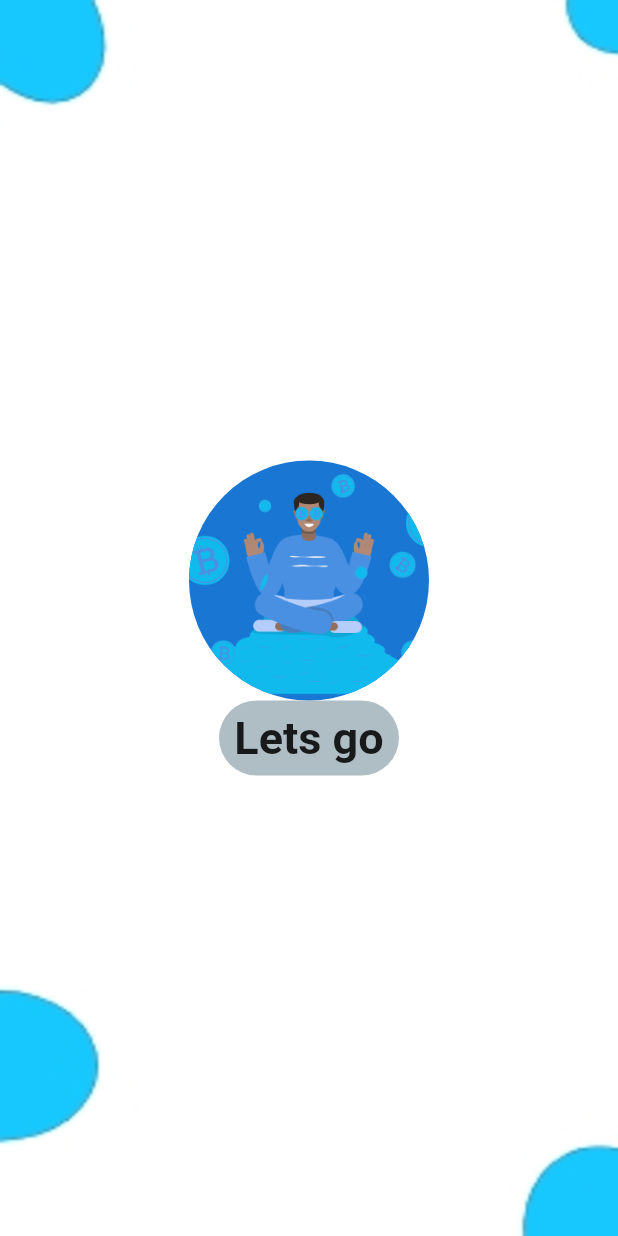
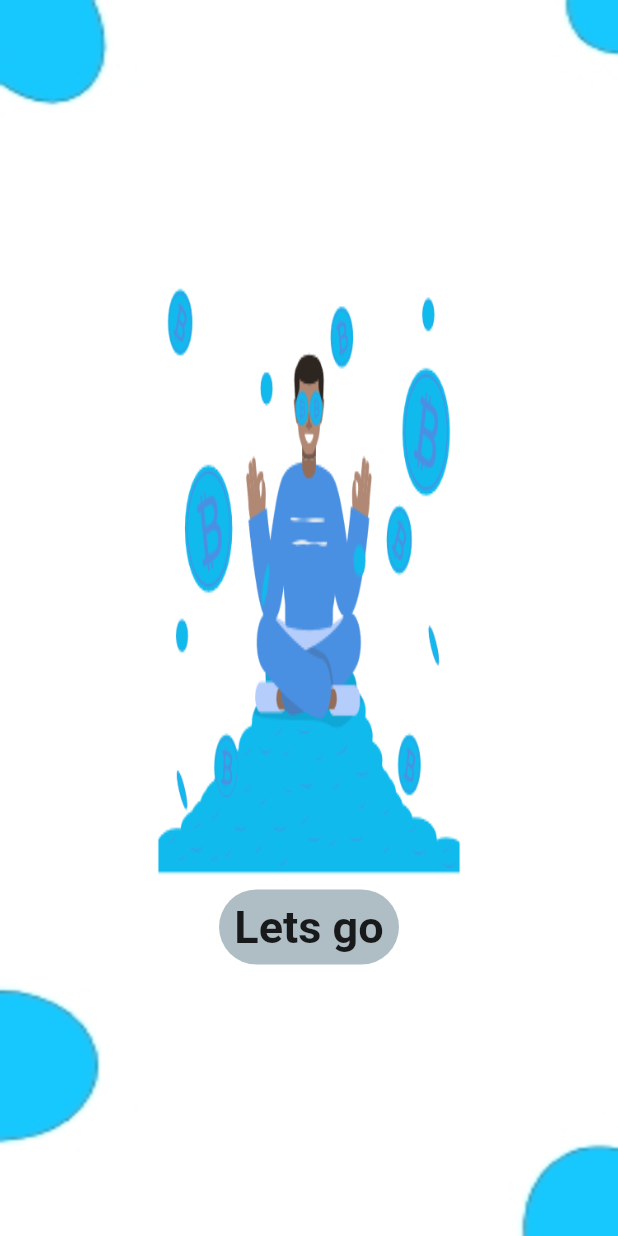
Before and after one commit to Youssef8997/casheir_mobill, a Flutter app: the screen it shows after launch, on a phone screen of 412 x 824 dp. Run offline on Flutter 3.47's test engine with Material 2 defaults, Android fonts, the phone set to English and light mode, and no system bars; our stand-ins replace flashy_tab_bar2, flutter_bloc, lottie, shimmer; missing offline and left inert: connection_notifier.

```diff
--- a/lib/sign/FistScreen.dart
+++ b/lib/sign/FistScreen.dart
@@ -22,10 +22,17 @@ class FirstScreen extends StatelessWidget {
                 child: Column(
                   mainAxisAlignment: MainAxisAlignment.center,
                   children: [
-const CircleAvatar(
-  backgroundImage: AssetImage('lib/assest/cryptocurrency-2(3).png'),
-  radius: 80,
-),
+                  Container(
+                    height:Size.height*.5,
+                    width: Size.width*.5,
+                    decoration: BoxDecoration(
+                      color: Colors.white,
+                      image: DecorationImage(
+                        fit: BoxFit.fill,
+                        image: AssetImage('lib/assest/yo.png'),
+                      )
+                    ),
+               ),
                     Container(
                       alignment: Alignment.center,
                       height: 50,
```
Also changed, not shown: lib/assest/yo.png (renamed from lib/assest/cryptocurrency-2(3).png).
